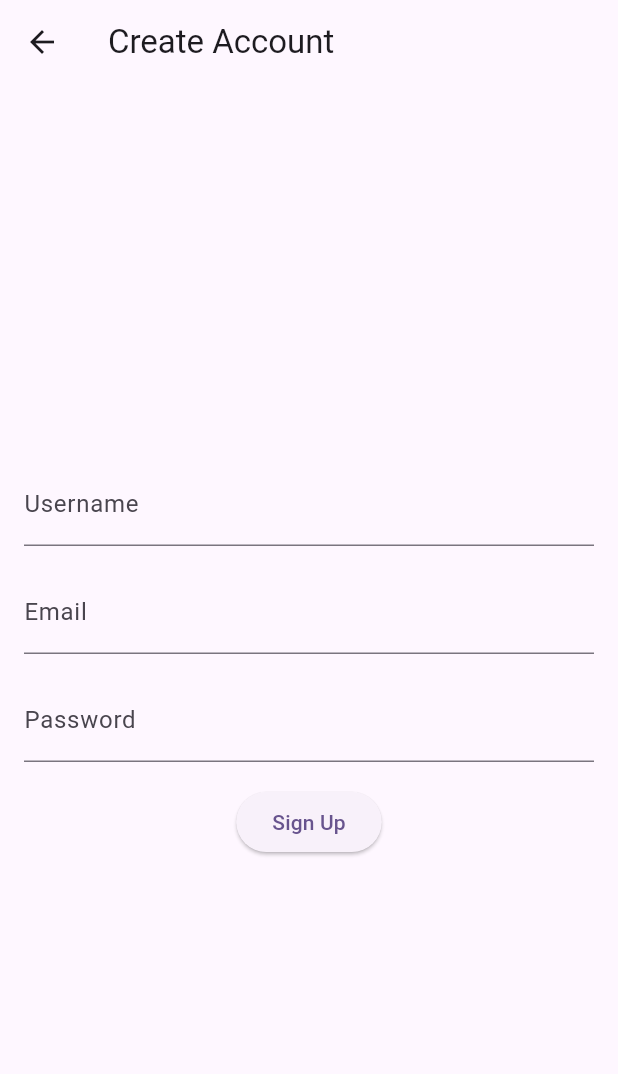
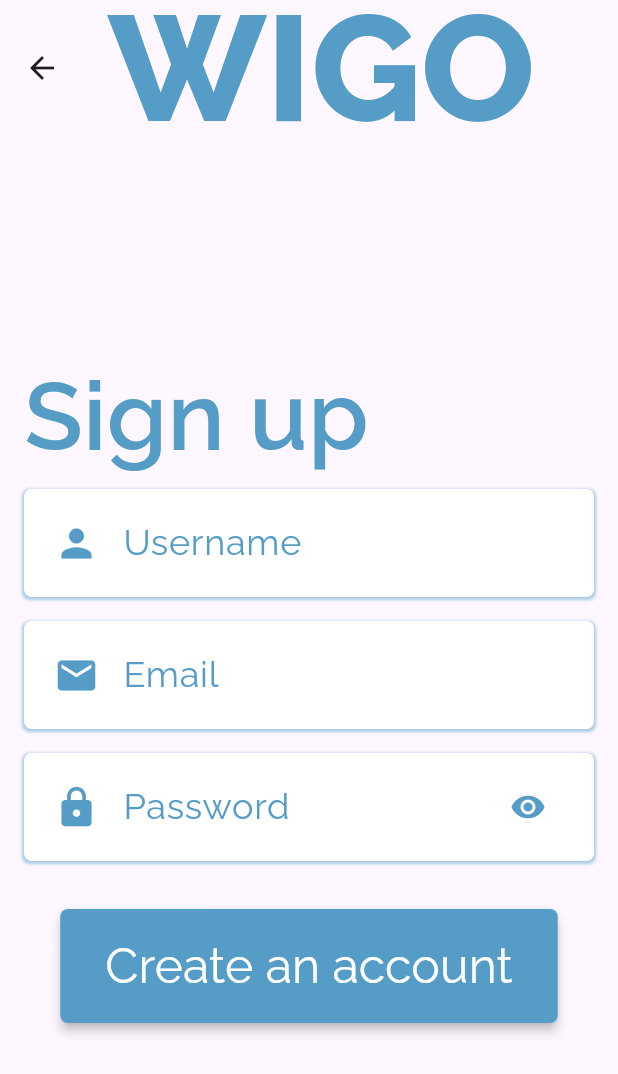
Before and after one commit to Emanuel532/Wigo, a Flutter app: the CreateAccountScreen screen opened by its route, on a phone screen of 412 x 824 dp. Shown: the top 1074 px of the screen. Run offline on Flutter 3.47's test engine with Material 3 defaults, Android fonts, the phone set to English and light mode, and no system bars; our stand-ins replace cloud_firestore, firebase_auth, firebase_core, go_router, google_fonts, google_sign_in; accounts and stored records are empty; generated files the repository leaves out were written again.

Commit message:
implemented design for log in and sign up screens

```diff
--- a/lib/screens/sign_up_screen.dart
+++ b/lib/screens/sign_up_screen.dart
@@ -1,7 +1,12 @@
 import 'package:flutter/material.dart';
 import 'package:go_router/go_router.dart';
+import 'package:google_fonts/google_fonts.dart';
 import 'package:wigo/controllers/account_controller.dart';
 import 'package:wigo/services/authentication_service.dart';
+
+import '../widgets/email_input.dart';
+import '../widgets/password_input.dart';
+import '../widgets/username_input.dart';
 
 class CreateAccountScreen extends StatelessWidget {
   TextEditingController usernameController = TextEditingController();
@@ -11,36 +16,39 @@ class CreateAccountScreen extends StatelessWidget {
   Widget build(BuildContext context) {
     return Scaffold(
       appBar: AppBar(
-        title: Text('Create Account'),
+        title: Text('WIGO',
+              style: GoogleFonts.raleway(
+                fontWeight:FontWeight.w800,
+                fontSize: 100,
+                color: Color.fromARGB(255, 85, 157, 199)
+              ),
+        ),
+        toolbarHeight: 90,
       ),
       body: Padding(
         padding: EdgeInsets.all(16.0),
         child: Column(
           mainAxisAlignment: MainAxisAlignment.center,
           children: [
-            TextField(
-              controller: usernameController,
-              decoration: InputDecoration(
-                labelText: 'Username',
-              ),
+            Row(
+              children: [
+                Text('Sign up',
+                  style: GoogleFonts.raleway(
+                    fontWeight:FontWeight.w600,
+                    fontSize: 64,
+                    color: Color.fromARGB(255, 85, 157, 199),
+                  ),
+                ),
+              ],
             ),
+            SizedBox(height: 2.0),
+            UsernameInput(usernameController: usernameController),
             SizedBox(height: 16.0),
-            TextField(
-              controller: emailController,
-              decoration: InputDecoration(
-                labelText: 'Email',
-              ),
-              keyboardType: TextInputType.emailAddress,
-            ),
+            EmailInput(emailController: emailController,),
             SizedBox(height: 16.0),
-            TextField(
-              controller: passwordController,
-              decoration: InputDecoration(
-                labelText: 'Password',
-              ),
-              obscureText: true,
-            ),
-            SizedBox(height: 16.0),
+            PasswordInput(passwordController: passwordController,),
+            SizedBox(height: 32.0),
+
             ElevatedButton(
               onPressed: () {
                 // check if all input fields are filled
@@ -75,7 +83,21 @@ class CreateAccountScreen extends StatelessWidget {
                   });
                 }
               },
-              child: Text('Sign Up'),
+              style: ElevatedButton.styleFrom(
+                  backgroundColor: Color.fromARGB(255, 85, 157, 199), // background color
+                  foregroundColor: Colors.white, // text color
+                  elevation: 3, // elevation
+                  padding: EdgeInsets.symmetric(vertical: 15, horizontal: 30), // button padding
+                  shape: RoundedRectangleBorder( // button border
+                    borderRadius: BorderRadius.circular(5),
+                    ),
+                  ),
+                  child: Text('Create an account',
+                  style: GoogleFonts.raleway(
+                        fontWeight:FontWeight.w400,
+                        fontSize: 32,
+                        color: Color.fromARGB(255, 255, 255, 255),
+                      ),),
             ),
           ],
         ),
--- /dev/null
+++ b/lib/widgets/email_input.dart
@@ -0,0 +1,47 @@
+import 'package:flutter/material.dart';
+import 'package:google_fonts/google_fonts.dart';
+
+class EmailInput extends StatelessWidget {
+  final TextEditingController emailController;
+
+  const EmailInput({Key? key, required this.emailController}) : super(key: key);
+
+  @override
+  Widget build(BuildContext context) {
+    return Container(
+      padding: EdgeInsets.symmetric(horizontal: 20, vertical: 10),
+      decoration: BoxDecoration(
+        color: const Color.fromARGB(255, 255, 255, 255),
+        borderRadius: BorderRadius.circular(5),
+        boxShadow: [
+          BoxShadow(
+            color: Color.fromARGB(255, 85, 157, 199).withOpacity(0.5),
+            spreadRadius: 1,
+            blurRadius: 1,
+            offset: Offset(0, 1), // changes position of shadow
+          ),
+        ],
+      ),
+      child: TextField(
+        controller: emailController, // Assign the provided emailController
+        style: GoogleFonts.raleway(
+          textStyle: TextStyle(
+            color: Color.fromARGB(255, 85, 157, 199),
+            fontSize: 24,
+          ),
+        ),
+        decoration: InputDecoration(
+          border: InputBorder.none,
+          hintText: 'Email',
+          hintStyle: GoogleFonts.raleway(
+            textStyle: TextStyle(
+              color: Color.fromARGB(255, 85, 157, 199),
+              fontSize: 24,
+            ),
+          ),
+          icon: Icon(Icons.email, color: Color.fromARGB(255, 85, 157, 199), size: 30),
+        ),
+      ),
+    );
+  }
+}
--- /dev/null
+++ b/lib/widgets/password_input.dart
@@ -0,0 +1,72 @@
+import 'package:flutter/material.dart';
+import 'package:google_fonts/google_fonts.dart';
+
+class PasswordInput extends StatefulWidget {
+  final TextEditingController passwordController;
+
+  const PasswordInput({Key? key, required this.passwordController}) : super(key: key);
+
+  @override
+  _PasswordInputState createState() => _PasswordInputState();
+}
+
+class _PasswordInputState extends State<PasswordInput> {
+  bool _obscureText = true;
+
+  @override
+  Widget build(BuildContext context) {
+    return Container(
+      padding: EdgeInsets.symmetric(horizontal: 20, vertical: 10),
+      decoration: BoxDecoration(
+        color: const Color.fromARGB(255, 255, 255, 255),
+        borderRadius: BorderRadius.circular(5),
+        boxShadow: [
+          BoxShadow(
+            color: Color.fromARGB(255, 85, 157, 199).withOpacity(0.5),
+            spreadRadius: 1,
+            blurRadius: 1,
+            offset: Offset(0, 1), // changes position of shadow
+          ),
+        ],
+      ),
+      child: Row(
+        children: [
+          Expanded(
+            child: TextField(
+              controller: widget.passwordController, // Assign the provided passwordController
+              obscureText: _obscureText,
+              style: GoogleFonts.raleway(
+                textStyle: TextStyle(
+                  color: Color.fromARGB(255, 85, 157, 199),
+                  fontSize: 24,
+                ),
+              ),
+              decoration: InputDecoration(
+                border: InputBorder.none,
+                hintText: 'Password',
+                hintStyle: GoogleFonts.raleway(
+                  textStyle: TextStyle(
+                    color: Color.fromARGB(255, 85, 157, 199),
+                    fontSize: 24,
+                  ),
+                ),
+                icon: Icon(Icons.lock, color: Color.fromARGB(255, 85, 157, 199), size: 30),
+              ),
+            ),
+          ),
+          IconButton(
+            icon: Icon(
+              _obscureText ? Icons.visibility : Icons.visibility_off,
+              color: Color.fromARGB(255, 85, 157, 199),
+            ),
+            onPressed: () {
+              setState(() {
+                _obscureText = !_obscureText;
+              });
+            },
+          ),
+        ],
+      ),
+    );
+  }
+}
--- /dev/null
+++ b/lib/widgets/username_input.dart
@@ -0,0 +1,47 @@
+import 'package:flutter/material.dart';
+import 'package:google_fonts/google_fonts.dart';
+
+class UsernameInput extends StatelessWidget {
+  final TextEditingController usernameController;
+
+  const UsernameInput({Key? key, required this.usernameController}) : super(key: key);
+
+  @override
+  Widget build(BuildContext context) {
+    return Container(
+      padding: EdgeInsets.symmetric(horizontal: 20, vertical: 10),
+      decoration: BoxDecoration(
+        color: const Color.fromARGB(255, 255, 255, 255),
+        borderRadius: BorderRadius.circular(5),
+        boxShadow: [
+          BoxShadow(
+            color: Color.fromARGB(255, 85, 157, 199).withOpacity(0.5),
+            spreadRadius: 1,
+            blurRadius: 1,
+            offset: Offset(0, 1), // changes position of shadow
+          ),
+        ],
+      ),
+      child: TextField(
+        controller: usernameController,
+        style: GoogleFonts.raleway(
+          textStyle: TextStyle(
+            color: Color.fromARGB(255, 85, 157, 199),
+            fontSize: 24,
+          ),
+        ),
+        decoration: InputDecoration(
+          border: InputBorder.none,
+          hintText: 'Username',
+          hintStyle: GoogleFonts.raleway(
+            textStyle: TextStyle(
+              color: Color.fromARGB(255, 85, 157, 199),
+              fontSize: 24,
+            ),
+          ),
+          icon: Icon(Icons.person, color: Color.fromARGB(255, 85, 157, 199), size: 30),
+        ),
+      ),
+    );
+  }
+}
--- a/pubspec.yaml
+++ b/pubspec.yaml
@@ -38,12 +38,9 @@ dependencies:
   firebase_core: ^2.31.0
   go_router: ^14.1.0
   firebase_auth: ^4.19.5
-<<<<<<< HEAD
-  google_fonts: ^6.2.1
-=======
   google_sign_in: ^6.2.1
   cloud_firestore: ^4.17.3
->>>>>>> 47610034f34d2ea4dfcce4e9d955db01a8bc7756
+  google_fonts: ^6.2.1
 
 dev_dependencies:
   flutter_test:
```
Also changed, not shown: lib/screens/log_in_screen.dart (+96 -27 lines), lib/widgets/buttons/google_sign_in_button.dart (+23 -34 lines), pubspec.lock, 1 other file.
